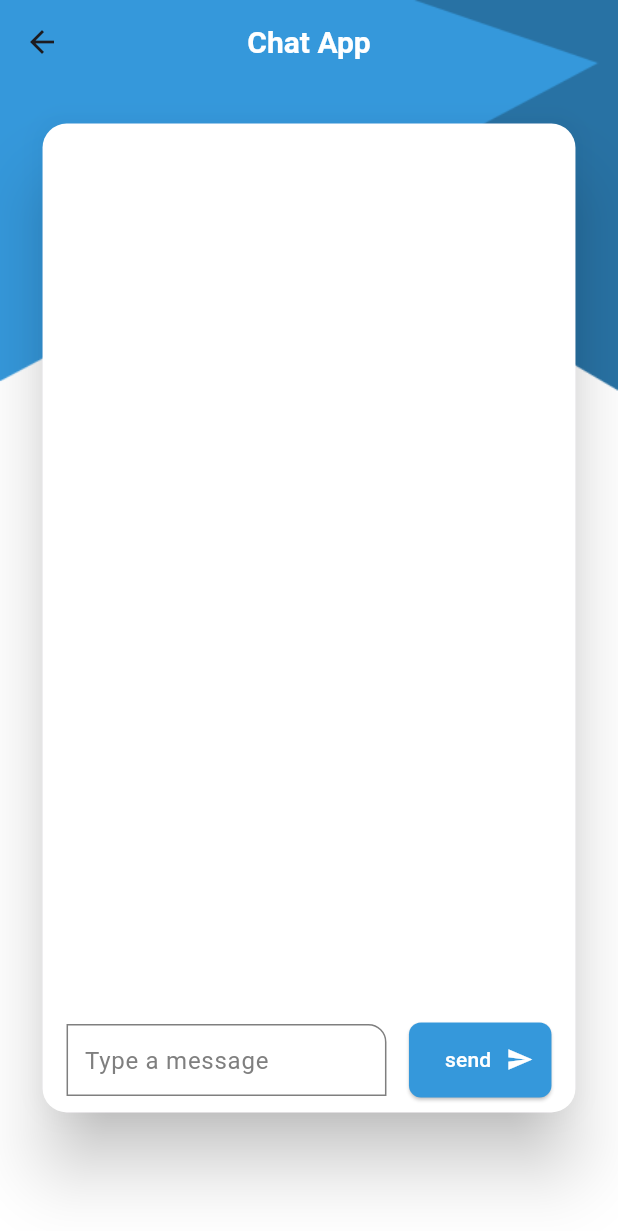
After one commit to fouadTharwat3616/chat, a Flutter app: the ChatScreen screen opened by its route, after a tap on "send", on a phone screen of 412 x 824 dp. The commit adds this screen. Shown: the top 1231 px of the screen. Run offline on Flutter 3.47's test engine with Material 3 defaults, Android fonts, the phone set to English and light mode, and no system bars; our stand-ins replace cloud_firestore, firebase_auth, firebase_core, flutter_bloc, fluttertoast; accounts and stored records are empty.

Commit message:
Finish Chat Logic

```diff
--- a/lib/auth/view/widgets/custom_text_form_field.dart
+++ b/lib/auth/view/widgets/custom_text_form_field.dart
@@ -25,7 +25,7 @@ class CustomTextFormField extends StatefulWidget {
 }
 
 class _CustomTextFormFieldState extends State<CustomTextFormField> {
-  bool isObsecure = false;
+  bool isObsecure = true;
   @override
   Widget build(BuildContext context) {
     return TextFormField(
@@ -51,7 +51,7 @@ class _CustomTextFormFieldState extends State<CustomTextFormField> {
         ): null
       ),
       maxLines: widget.maxLines,
-      obscureText: isObsecure,
+      obscureText:widget.isPassword ? isObsecure:false,
       validator: widget.validator,
       autovalidateMode: AutovalidateMode.onUserInteraction,
     );
--- /dev/null
+++ b/lib/chat/data/models/message_model.dart
@@ -0,0 +1,40 @@
+import 'package:cloud_firestore/cloud_firestore.dart';
+
+class MessageModel {
+  String id;
+  final String content;
+  final DateTime dateTime;
+  final String senderId;
+  final String senderName;
+  final String roomId;
+
+  MessageModel(
+      {
+        this.id='',
+      required this.content,
+      required this.dateTime,
+      required this.senderId,
+      required this.senderName,
+        required this.roomId
+      });
+
+  MessageModel.fromJson(Map<String,dynamic> json):this(
+    id: json['id'],
+    content: json['content'],
+    dateTime: (json['dateTime'] as Timestamp).toDate(),
+    senderId: json['senderId'],
+    senderName: json['senderName'],
+    roomId: json['roomId']
+  );
+
+  Map<String,dynamic> toJson()=>
+      {
+        'id':id,
+        'content':content,
+        'dateTime':FieldValue.serverTimestamp(),
+        'senderId':senderId,
+        'senderName':senderName,
+        'roomId':roomId
+      };
+
+}
--- /dev/null
+++ b/lib/chat/view/screens/chat_screen.dart
@@ -0,0 +1,213 @@
+import 'package:chat/auth/view_model/auth_view_model.dart';
+import 'package:chat/chat/data/models/message_model.dart';
+import 'package:chat/chat/view/widgets/received_message.dart';
+import 'package:chat/chat/view/widgets/sent_message.dart';
+import 'package:chat/chat/view_model/chat_states.dart';
+import 'package:chat/chat/view_model/chat_view_model.dart';
+import 'package:chat/shared/app_theme.dart';
+import 'package:chat/shared/widgets/error_indicator.dart';
+import 'package:chat/shared/widgets/loading_indicator.dart';
+import 'package:flutter/material.dart';
+import 'package:flutter_bloc/flutter_bloc.dart';
+
+class ChatScreen extends StatefulWidget {
+  static const String routeName = '/chat';
+
+  @override
+  State<ChatScreen> createState() => _ChatScreenState();
+}
+
+class _ChatScreenState extends State<ChatScreen> {
+  final viewModel = ChatViewModel();
+  List<MessageModel> messages = [];
+  @override
+  void initState() {
+    // TODO: implement initState
+    super.initState();
+    WidgetsBinding.instance.addPostFrameCallback((timeStamp) {
+      viewModel.roomId = ModalRoute.of(context)?.settings.arguments as String;
+      viewModel.getMessagesStream();
+      viewModel.currentUser =
+          BlocProvider.of<AuthViewModel>(context).currentUser!;
+    });
+  }
+  /*
+  @override
+  void didChangeDependencies() {
+    // TODO: implement didChangeDependencies
+    super.didChangeDependencies();
+
+
+  }
+*/
+  @override
+  Widget build(BuildContext context) {
+    return Scaffold(
+       // resizeToAvoidBottomInset: true,
+        extendBodyBehindAppBar: true,
+        appBar: AppBar(
+          title: const Text('Chat App'),
+          forceMaterialTransparency: true,
+        ),
+        body: Container(
+            width: double.infinity,
+            decoration: const BoxDecoration(
+                image: DecorationImage(
+                    image: AssetImage('assets/images/background.png'),
+                    fit: BoxFit.fill)),
+            child: Padding(
+                padding: EdgeInsets.symmetric(
+                    horizontal: MediaQuery.of(context).size.width * .03),
+                child: SingleChildScrollView(
+                  child: Column(
+                      mainAxisAlignment: MainAxisAlignment.center,
+                      children: [
+                        Padding(
+                            padding:  EdgeInsets.only(left: 16,right: 16,top: MediaQuery.of(context).size.height*.1),
+                            child: Material(
+                                elevation: 20,
+                                borderRadius: BorderRadius.circular(16),
+                                clipBehavior: Clip.antiAliasWithSaveLayer,
+                                child: Container(
+                                  padding: const EdgeInsets.only(
+                                      right: 16, left: 16, top: 36),
+                                  height: MediaQuery.of(context).size.height * .8,
+                                  decoration:
+                                      BoxDecoration(color: AppTheme.whitecolor),
+                                  child: Column(
+                                    children: [
+                                      Expanded(
+                                        child: BlocBuilder<ChatViewModel,
+                                                ChatStates>(
+                                            buildWhen: (previousState,
+                                                    currentState) =>
+                                                previousState
+                                                    is GetMessagesStreamLoading ||
+                                                currentState
+                                                    is GetMessagesStreamLoading,
+                                            bloc: viewModel,
+                                            builder: (context, state) {
+                                              if (state
+                                                  is GetMessagesStreamLoading) {
+                                                return const LoadingIndicator();
+                                              } else if (state
+                                                  is GetMessagesStreamError) {
+                                                return const ErrorIndicator();
+                                              } else if (state
+                                                  is GetMessagesStreamSuccess) {
+                                                return StreamBuilder(
+                                                    stream: state.messagesStream,
+                                                    builder: (context, snapshot) {
+                                                     if(snapshot.hasData)
+                                                       {
+                                                         messages = snapshot.data!.reversed.toList();
+                                                       }
+                                                      return ListView.separated(
+                                                        itemBuilder:
+                                                            (context, index) {
+                                                          final message =
+                                                              messages[index];
+                                                          final myMessage =
+                                                              viewModel.isMyMessage(
+                                                                  message
+                                                                      .senderId);
+                                                          if (myMessage) {
+                                                            return SentMessage(
+                                                                message);
+                                                          } else {
+                                                            return ReceivedMessage(
+                                                                message);
+                                                          }
+                                                        },
+                                                        itemCount:
+                                                            messages.length,
+                                                        padding: EdgeInsets.zero,
+                                                        reverse: true,
+                                                        separatorBuilder:
+                                                            (context, index) =>
+                                                                const SizedBox(
+                                                          height: 12,
+                                                        ),
+                                                      );
+                                                    });
+                                              } else {
+                                                return const SizedBox();
+                                              }
+                                            }),
+                                      ),
+                                      const SizedBox(height: 12,),
+                                      Row(
+                                        children: [
+                                          Expanded(
+                                            child: TextField(
+                                              controller:
+                                                  viewModel.messageController,
+                                              decoration: InputDecoration(
+                                                  enabledBorder: OutlineInputBorder(
+                                                      borderSide: BorderSide(
+                                                          color:
+                                                              AppTheme.greycolor),
+                                                      borderRadius:
+                                                          const BorderRadius.only(
+                                                              topRight:
+                                                                  Radius.circular(
+                                                                      12))),
+                                                  focusedBorder: OutlineInputBorder(
+                                                      borderSide: BorderSide(
+                                                          color:
+                                                              AppTheme.greycolor),
+                                                      borderRadius:
+                                                          const BorderRadius.only(
+                                                              topRight:
+                                                                  Radius.circular(
+                                                                      12))),
+                                                  hintText: 'Type a message',
+                                                  contentPadding:
+                                                      const EdgeInsets.only(
+                                                          left: 8)),
+                                            ),
+                                          ),
+                                          const SizedBox(
+                                            width: 15,
+                                          ),
+                                          ElevatedButton(
+                                            style: ElevatedButton.styleFrom(
+                                                backgroundColor:
+                                                    AppTheme.primaruColor,
+                                                foregroundColor:
+                                                    AppTheme.whitecolor,
+                                                fixedSize: const Size(95, 50),
+                                                shape: RoundedRectangleBorder(
+                                                    borderRadius:
+                                                        BorderRadius.circular(
+                                                            8))),
+                                            onPressed: () {
+                                              viewModel.sendMessages();
+                                            },
+                                            child: const Row(
+                                              mainAxisAlignment:
+                                                  MainAxisAlignment.center,
+                                              children: [
+                                                Text('send'),
+                                                SizedBox(
+                                                  width: 10,
+                                                ),
+                                                Icon(
+                                                  Icons.send,
+                                                  size: 18,
+                                                )
+                                              ],
+                                            ),
+                                          )
+                                        ],
+                                      ),
+                                      const SizedBox(
+                                        height: 10,
+                                      )
+                                    ],
+                                  ),
+                                )))
+                      ]),
+                ))));
+  }
+}
--- /dev/null
+++ b/lib/chat/view_model/chat_states.dart
@@ -0,0 +1,18 @@
+import 'package:chat/chat/data/models/message_model.dart';
+
+abstract class ChatStates{}
+
+class ChatInitial extends ChatStates{}
+
+class SendMessagesLoading extends ChatStates{}
+class SendMessagesError extends ChatStates{}
+class SendMessagesSuccess extends ChatStates{}
+
+
+
+class GetMessagesStreamLoading extends ChatStates{}
+class GetMessagesStreamError extends ChatStates{}
+class GetMessagesStreamSuccess extends ChatStates{
+  Stream<List<MessageModel>> messagesStream;
+  GetMessagesStreamSuccess(this.messagesStream);
+}
--- /dev/null
+++ b/lib/chat/view_model/chat_view_model.dart
@@ -0,0 +1,43 @@
+import 'package:chat/chat/data/models/message_model.dart';
+import 'package:chat/chat/view_model/chat_states.dart';
+import 'package:chat/models/user_model.dart';
+import 'package:chat/shared/database_utils.dart';
+import 'package:flutter/cupertino.dart';
+import 'package:flutter_bloc/flutter_bloc.dart';
+
+class ChatViewModel extends Cubit<ChatStates> {
+  ChatViewModel() : super(ChatInitial());
+  final messageController = TextEditingController();
+  late final UserModel currentUser;
+  late final String roomId;
+
+  Future<void> sendMessages() async {
+    if(messageController.text.isEmpty) return;
+    emit(SendMessagesLoading());
+    try {
+      final messageContent = messageController.text;
+      messageController.clear();
+      await DataBaseUtils.insertMessageToRoom(MessageModel(
+          content: messageContent,
+          dateTime: DateTime.now(),
+          senderId: currentUser.id,
+          senderName: currentUser.name,
+          roomId: roomId));
+      emit(SendMessagesSuccess());
+    } catch (error) {
+      emit(SendMessagesError());
+    }
+  }
+
+  void getMessagesStream() {
+    emit(GetMessagesStreamLoading());
+    try {
+      final messagesStream = DataBaseUtils.getRoomMessages(roomId);
+      emit(GetMessagesStreamSuccess(messagesStream));
+    } catch (error) {
+      emit(GetMessagesStreamError());
+    }
+  }
+
+  bool isMyMessage(String messageId) => messageId == currentUser.id;
+}
--- a/lib/main.dart
+++ b/lib/main.dart
@@ -1,3 +1,4 @@
+import 'package:chat/chat/view/screens/chat_screen.dart';
 import 'package:chat/rooms/view/screens/create_room_screen.dart';
 import 'package:chat/shared/app_bloc_observer.dart';
 import 'package:chat/shared/app_theme.dart';
@@ -35,9 +36,10 @@ class MyApp extends StatelessWidget {
        HomeScreen.routeName:(context) => HomeScreen(),
         LoginScreen.routeName:(context) => LoginScreen(),
         RegisterScreen.routeName:(context) => RegisterScreen(),
-        CreateRoomScreen.routeName:(context) => const CreateRoomScreen()
+        CreateRoomScreen.routeName:(context) => const CreateRoomScreen(),
+        ChatScreen.routeName:(context) => ChatScreen()
       },
-      initialRoute: HomeScreen.routeName,
+      initialRoute: LoginScreen.routeName,
       themeMode: ThemeMode.light,
       theme: AppTheme.lightTheme,
     );
--- a/lib/rooms/view/widgets/room_item.dart
+++ b/lib/rooms/view/widgets/room_item.dart
@@ -1,3 +1,4 @@
+import 'package:chat/chat/view/screens/chat_screen.dart';
 import 'package:chat/rooms/data/models/room_model.dart';
 import 'package:chat/rooms/view_model/room_view_model.dart';
 import 'package:chat/shared/app_theme.dart';
@@ -20,7 +21,9 @@ class RoomItem extends StatelessWidget {
      // borderRadius: BorderRadius.circular(16),
       // clipBehavior: Clip.antiAliasWithSaveLayer,
     //  child:
-    Container(
+    InkWell(
+      onTap: () => Navigator.of(context).pushNamed(ChatScreen.routeName,arguments: roomModel.id),
+      child: Container(
           padding: const EdgeInsets.all(8),
           decoration: BoxDecoration(
             color: AppTheme.whitecolor,
@@ -54,6 +57,7 @@ class RoomItem extends StatelessWidget {
             ],
           ),
        // ),
+      ),
     );
   }
 }
--- a/lib/shared/database_utils.dart
+++ b/lib/shared/database_utils.dart
@@ -1,62 +1,68 @@
+import 'package:chat/chat/data/models/message_model.dart';
 import 'package:chat/models/user_model.dart';
 import 'package:chat/rooms/data/models/room_model.dart';
 import 'package:cloud_firestore/cloud_firestore.dart';
 import 'package:firebase_auth/firebase_auth.dart';
 
-
-class DataBaseUtils{
+class DataBaseUtils {
   static CollectionReference<UserModel> getUsersCollection() =>
       FirebaseFirestore.instance.collection('Users').withConverter<UserModel>(
-    fromFirestore: (snapshot, _) => UserModel.fromJson(snapshot.data()!),
+            fromFirestore: (snapshot, _) =>
+                UserModel.fromJson(snapshot.data()!),
             toFirestore: (userModel, _) => userModel.toJson(),
           );
 
-  static CollectionReference<RoomModel> getRoomsCollection()=>
+  static CollectionReference<RoomModel> getRoomsCollection() =>
       FirebaseFirestore.instance.collection('rooms').withConverter<RoomModel>(
-        fromFirestore: (snapshot, _) => RoomModel.fromJson(snapshot.data()!),
+            fromFirestore: (snapshot, _) =>
+                RoomModel.fromJson(snapshot.data()!),
             toFirestore: (roomModel, options) => roomModel.toJSon(),
           );
+  static CollectionReference<MessageModel> getMessagesCollection(
+          String roomId) =>
+      getRoomsCollection()
+          .doc(roomId)
+          .collection('messages')
+          .withConverter<MessageModel>(
+            fromFirestore: (snapshot, _) =>
+                MessageModel.fromJson(snapshot.data()!),
+            toFirestore: (MessageModel, options) => MessageModel.toJson(),
+          );
 
-
-
-
-  static Future<UserModel> Register({required String name, required String email, required String password,})async{
-  final credentials =await FirebaseAuth.instance.createUserWithEmailAndPassword(
-       email: email,
-       password: password
-   );
+  static Future<UserModel> Register({
+    required String name,
+    required String email,
+    required String password,
+  }) async {
+    final credentials = await FirebaseAuth.instance
+        .createUserWithEmailAndPassword(email: email, password: password);
     final user = UserModel(
         //firebase User
         id: credentials.user!.uid,
         name: name,
-      email: email
-  );
+        email: email);
     final userCollection = getUsersCollection();
     await userCollection.doc(user.id).set(user);
     return user;
   }
 
-
   static Future<UserModel> Login({
     required String email,
     required String password,
-  })async{
-   final credentials =await FirebaseAuth.instance.signInWithEmailAndPassword(
-       email: email,
-       password: password
-   );
+  }) async {
+    final credentials = await FirebaseAuth.instance
+        .signInWithEmailAndPassword(email: email, password: password);
     final userCollection = getUsersCollection();
-   final docSnapshot =await userCollection.doc(credentials.user!.uid).get();
+    final docSnapshot = await userCollection.doc(credentials.user!.uid).get();
     return docSnapshot.data()!;
   }
-  static Future<void> LogOut(){
+
+  static Future<void> LogOut() {
     return FirebaseAuth.instance.signOut();
   }
 
-
-
   //Create room
-  static Future<void> createRoom(RoomModel room)async{
+  static Future<void> createRoom(RoomModel room) async {
     final roomsCollection = getRoomsCollection();
     final doc = roomsCollection.doc();
     room.id = doc.id;
@@ -64,13 +70,22 @@ class DataBaseUtils{
   }
 
   //get all rooms
-  static Future<List<RoomModel>> getAllRooms()async
-  {
+  static Future<List<RoomModel>> getAllRooms() async {
     final roomsCollection = getRoomsCollection();
     final querySnapshot = await roomsCollection.get();
     return querySnapshot.docs.map((doc) => doc.data()).toList();
   }
 
+  static Future<void> insertMessageToRoom(MessageModel message) async {
+    final messagesCollection = getMessagesCollection(message.roomId);
+    final doc = messagesCollection.doc();
+    message.id = doc.id;
+    return doc.set(message);
+  }
 
-
+  static Stream<List<MessageModel>> getRoomMessages(String roomId) {
+    final messagesCollection = getMessagesCollection(roomId);
+   return messagesCollection.orderBy('dateTime').snapshots().map((querySnapshot) =>
+        querySnapshot.docs.map((doc) => doc.data()).toList());
   }
+}
--- a/pubspec.yaml
+++ b/pubspec.yaml
@@ -39,6 +39,7 @@ dependencies:
   fluttertoast: ^8.2.4
   provider: ^6.1.1
   flutter_bloc: ^8.1.5
+  intl: ^0.19.0
 
 
   # The following adds the Cupertino Icons font to your application.
```
Also changed, not shown: lib/chat/view/widgets/received_message.dart (added, +53 -0 lines), lib/chat/view/widgets/sent_message.dart (added, +40 -0 lines), pubspec.lock. Lines whose indentation alone changed are shown as unchanged.
